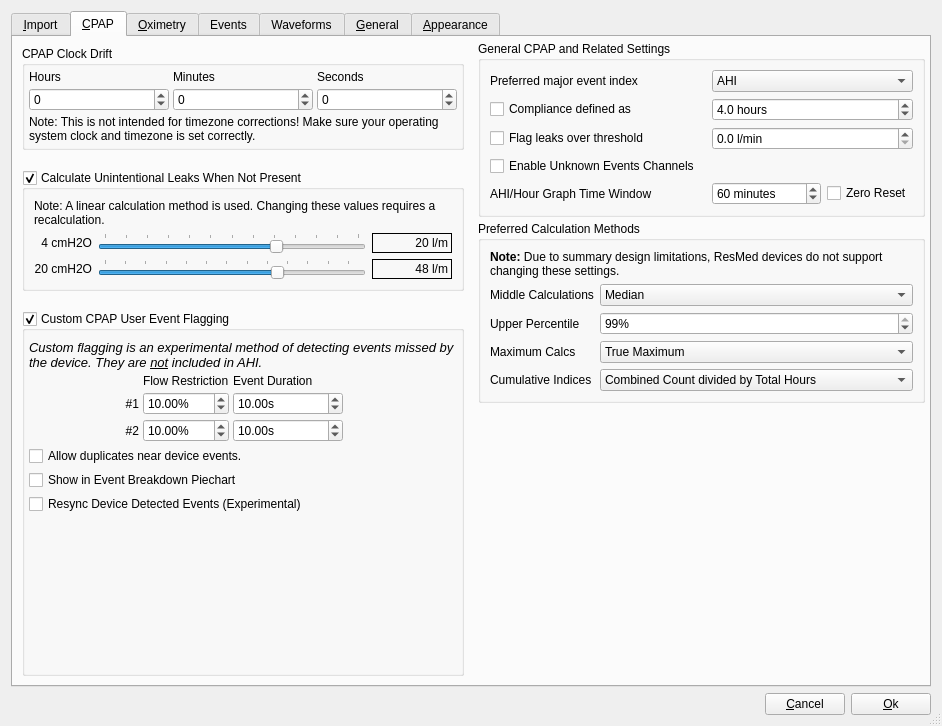
Qt form oscar/preferencesdialog.ui (littleyoda/oscar) before a commit.
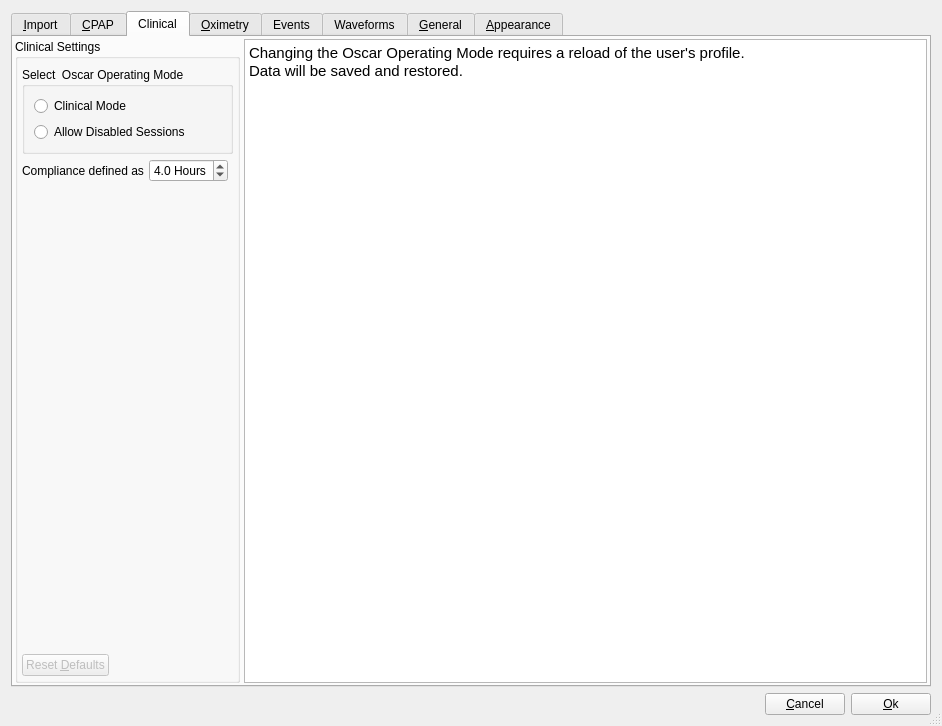
The same form after that commit. The open tabs and pages were chosen to show the change. Icons and pictures are not drawn.

Commit message: Create Clinical TAB in preference menu

```diff
--- a/oscar/preferencesdialog.ui
+++ b/oscar/preferencesdialog.ui
@@ -1201,13 +1201,6 @@
                  </property>
                 </widget>
                </item>
-               <item row="1" column="0">
-                <widget class="QCheckBox" name="complianceCheckBox">
-                 <property name="text">
-                  <string>Compliance defined as</string>
-                 </property>
-                </widget>
-               </item>
                <item row="6" column="2">
                 <widget class="QSpinBox" name="ahiGraphWindowSize">
                  <property name="sizePolicy">
@@ -1285,31 +1278,6 @@
                  </property>
                 </widget>
                </item>
-               <item row="1" column="2" colspan="2">
-                <widget class="QDoubleSpinBox" name="complianceHours">
-                 <property name="sizePolicy">
-                  <sizepolicy hsizetype="MinimumExpanding" vsizetype="Fixed">
-                   <horstretch>0</horstretch>
-                   <verstretch>0</verstretch>
-                  </sizepolicy>
-                 </property>
-                 <property name="toolTip">
-                  <string>Regard days with under this usage as &quot;incompliant&quot;. 4 hours is usually considered compliant.</string>
-                 </property>
-                 <property name="suffix">
-                  <string> hours</string>
-                 </property>
-                 <property name="decimals">
-                  <number>1</number>
-                 </property>
-                 <property name="maximum">
-                  <double>8.000000000000000</double>
-                 </property>
-                 <property name="value">
-                  <double>4.000000000000000</double>
-                 </property>
-                </widget>
-               </item>
                <item row="0" column="2" colspan="2">
                 <widget class="QComboBox" name="eventIndexCombo">
                  <property name="sizePolicy">
@@ -1513,6 +1481,172 @@
           </item>
          </layout>
         </widget>
+        <widget class="QWidget" name="ClinicalTab">
+         <attribute name="title">
+          <string>Clinical</string>
+         </attribute>
+         <layout class="QHBoxLayout" name="horizontalLayout_Z12">
+          <property name="spacing">
+           <number>4</number>
+          </property>
+          <property name="leftMargin">
+           <number>2</number>
+          </property>
+          <property name="topMargin">
+           <number>2</number>
+          </property>
+          <property name="rightMargin">
+           <number>2</number>
+          </property>
+          <property name="bottomMargin">
+           <number>2</number>
+          </property>
+          <property name="visible" stdset="0">
+           <bool>false</bool>
+          </property>
+          <item>
+           <widget class="QGroupBox" name="clinicalGroupBox">
+            <property name="enabled">
+             <bool>true</bool>
+            </property>
+            <property name="title">
+             <string>Clinical Settings</string>
+            </property>
+            <property name="checkable">
+             <bool>false</bool>
+            </property>
+            <layout class="QGridLayout" name="gridLayout_Z2">
+             <property name="leftMargin">
+              <number>4</number>
+             </property>
+             <property name="topMargin">
+              <number>8</number>
+             </property>
+             <property name="rightMargin">
+              <number>4</number>
+             </property>
+             <property name="bottomMargin">
+              <number>4</number>
+             </property>
+             <property name="spacing">
+              <number>5</number>
+             </property>
+             <item row="2" column="0">
+              <widget class="QLabel" name="label_56">
+               <property name="text">
+                <string>Compliance defined as</string>
+               </property>
+               <property name="toolTip">
+                <string>Regard days with under this usage as &quot;incompliant&quot;. 4 hours is usually considered compliant.</string>
+               </property>
+              </widget>
+             </item>
+             <item row="3" column="0" colspan="3">
+              <spacer name="verticalSpacer_6">
+               <property name="orientation">
+                <enum>Qt::Vertical</enum>
+               </property>
+               <property name="sizeHint" stdset="0">
+                <size>
+                 <width>20</width>
+                 <height>40</height>
+                </size>
+               </property>
+              </spacer>
+             </item>
+             <item row="4" column="0">
+              <widget class="QPushButton" name="resetClinicalDefaults">
+               <property name="enabled">
+                <bool>false</bool>
+               </property>
+               <property name="sizePolicy">
+                <sizepolicy hsizetype="Fixed" vsizetype="Minimum">
+                 <horstretch>0</horstretch>
+                 <verstretch>0</verstretch>
+                </sizepolicy>
+               </property>
+               <property name="text">
+                <string>Reset &amp;Defaults</string>
+               </property>
+              </widget>
+             </item>
+             <item row="1" column="0" colspan="3">
+              <widget class="QGroupBox" name="groupBox_Z4">
+               <property name="sizePolicy">
+                <sizepolicy hsizetype="Preferred" vsizetype="Preferred">
+                 <horstretch>0</horstretch>
+                 <verstretch>0</verstretch>
+                </sizepolicy>
+               </property>
+               <property name="title">
+                <string>Select  Oscar Operating Mode </string>
+               </property>
+               <layout class="QGridLayout" name="gridLayout_5">
+                <item row="0" column="0">
+                 <widget class="QRadioButton" name="clinicalMode">
+                  <property name="text">
+                   <string>Clinical Mode</string>
+                  </property>
+                  <property name="checkable">
+                   <bool>true</bool>
+                  </property>
+                  <property name="checked">
+                   <bool>false</bool>
+                  </property>
+                  <property name="toolTip">
+                   <string>Clinical Mode does not allow disabled sessions.\nDisabled Session are not used for graphing or Statistics.</string>
+                  </property>
+                 </widget>
+                </item>
+                <item row="1" column="0">
+                 <widget class="QRadioButton" name="allowDisabledSessions">
+                  <property name="text">
+                   <string>Allow Disabled Sessions</string>
+                  </property>
+                  <property name="toolTip">
+                   <string>Clinical Mode does not allow disabled sessions.\nDisabled Session are not used for graphing or Statistics.</string>
+                  </property>
+                 </widget>
+                </item>
+               </layout>
+              </widget>
+             </item>
+             <item row="2" column="1">
+              <widget class="QDoubleSpinBox" name="complianceHours">
+               <property name="suffix">
+                <string> Hours</string>
+               </property>
+               <property name="decimals">
+                <number>1</number>
+               </property>
+               <property name="maximum">
+                <double>8.000000000000000</double>
+               </property>
+               <property name="value">
+                <double>4.000000000000000</double>
+               </property>
+              </widget>
+             </item>
+            </layout>
+           </widget>
+          </item>
+          <item>
+           <widget class="QTextEdit" name="textEdit">
+            <property name="readOnly">
+             <bool>true</bool>
+            </property>
+            <property name="html">
+             <string>&lt;!DOCTYPE HTML PUBLIC &quot;-//W3C//DTD HTML 4.0//EN&quot; &quot;http://www.w3.org/TR/REC-html40/strict.dtd&quot;&gt;
+&lt;html&gt;&lt;head&gt;&lt;meta name=&quot;qrichtext&quot; content=&quot;1&quot; /&gt;&lt;style type=&quot;text/css&quot;&gt;
+p, li { white-space: pre-wrap; }
+&lt;/style&gt;&lt;/head&gt;&lt;body style=&quot; font-family:'Ubuntu'; font-size:11pt; font-weight:400; font-style:normal;&quot;&gt;
+&lt;p style=&quot; margin-top:0px; margin-bottom:0px; margin-left:0px; margin-right:0px; -qt-block-indent:0; text-indent:0px;&quot;&gt;Changing the Oscar Operating Mode requires a reload of the user's profile.&lt;/p&gt;
+&lt;p style=&quot; margin-top:0px; margin-bottom:0px; margin-left:0px; margin-right:0px; -qt-block-indent:0; text-indent:0px;&quot;&gt;Data will be saved and restored.&lt;/p&gt;&lt;/body&gt;&lt;/html&gt;</string>
+            </property>
+           </widget>
+          </item>
+         </layout>
+        </widget>
         <widget class="QWidget" name="oximetryTab">
          <attribute name="title">
           <string>&amp;Oximetry</string>
@@ -2756,16 +2890,6 @@
                  </property>
                 </widget>
                </item>
-               <item>
-                <widget class="QCheckBox" name="clinicalMode">
-                 <property name="toolTip">
-                  <string>Clinical Mode does not allow disabled sessions.\nDisabled Session are not used for graphing or Statistics.</string>
-                 </property>
-                 <property name="text">
-                  <string>Clinical Mode</string>
-                 </property>
-                </widget>
-               </item>
                <item>
                 <spacer name="verticalSpacer">
                  <property name="orientation">
```
The commit also changes 3 other files.
